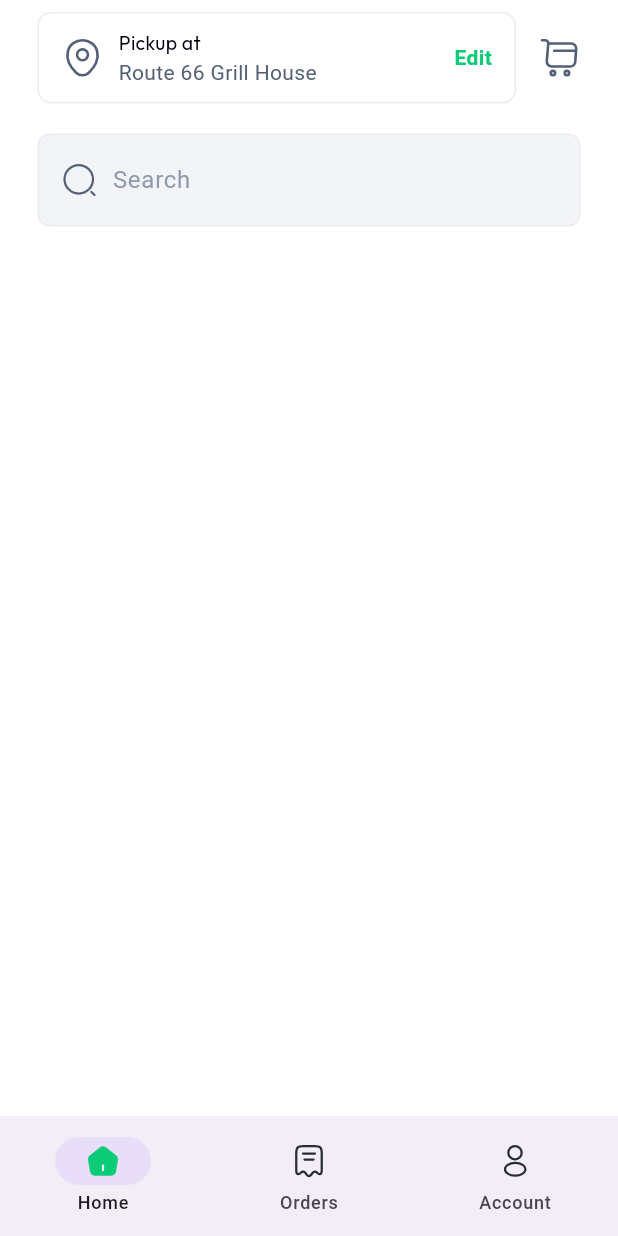
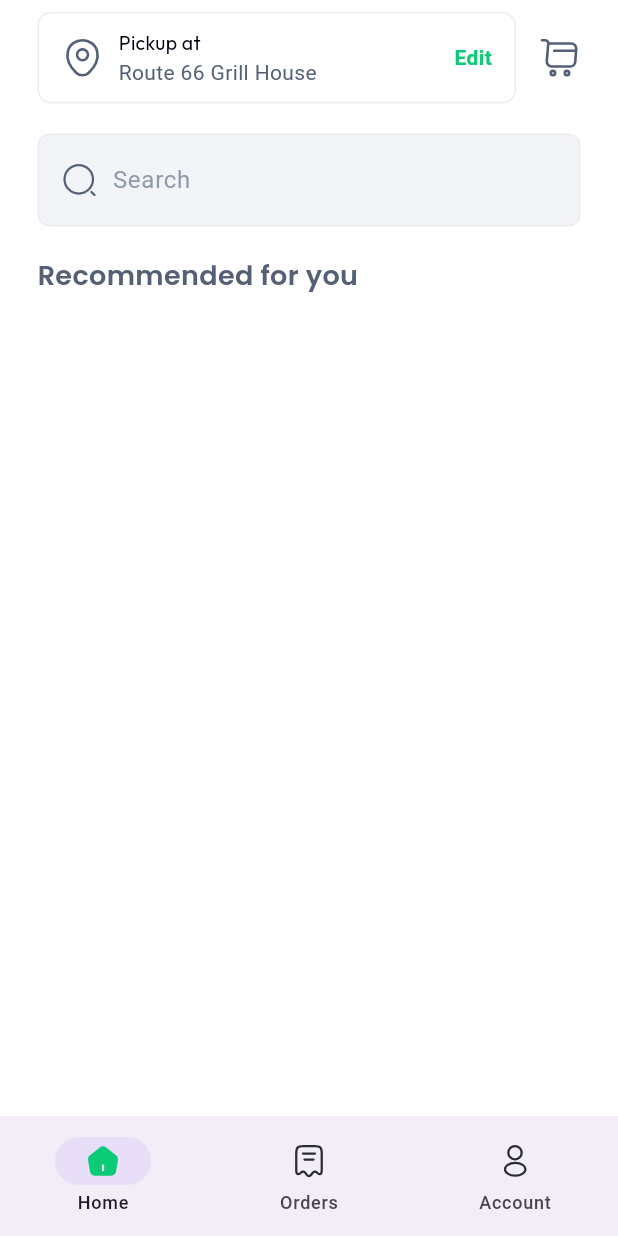
Before and after one commit to dizzpy/Food-Ordering-App, a Flutter app: the screen it shows after launch, on a phone screen of 412 x 824 dp. Run offline on Flutter 3.47's test engine with Material 3 defaults, Android fonts, the phone set to English and light mode, and no system bars; our stand-ins replace flutter_svg, google_fonts.

Commit message:
section title

```diff
--- a/lib/pages/nav/home_page.dart
+++ b/lib/pages/nav/home_page.dart
@@ -103,10 +103,28 @@ class HomePage extends StatelessWidget {
                 ),
 
                 SizedBox(height: 20),
+
                 // search bar
                 MySearchBar(),
 
+                SizedBox(height: 20),
+
                 // Recommended for you title
+                Row(
+                  mainAxisAlignment: MainAxisAlignment.spaceBetween,
+                  children: [
+                    Text(
+                      'Recommended for you',
+                      style: GoogleFonts.poppins(
+                        textStyle: TextStyle(
+                          fontSize: 18,
+                          color: kTextGray,
+                          fontWeight: FontWeight.w600,
+                        ),
+                      ),
+                    ),
+                  ],
+                ),
 
                 // food card row
 
```
